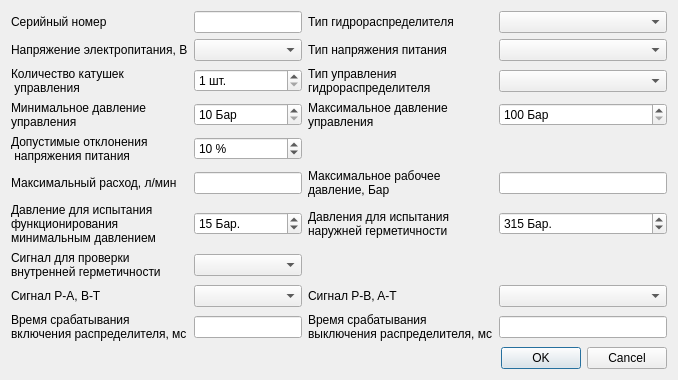
Before: the Qt Designer form hydro_title_info.ui in firef0xff/SSHGS01, drawn with Qt 5.
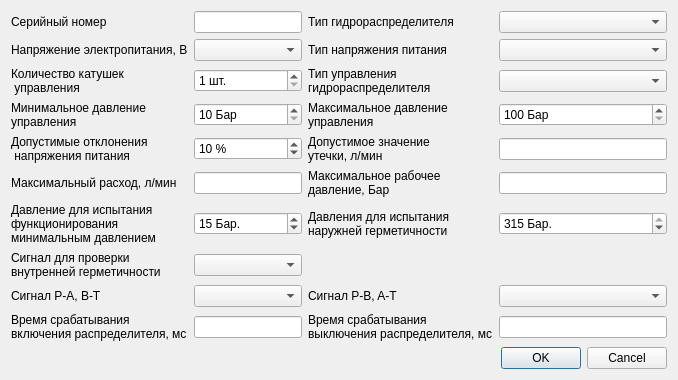
After: the same form once the commit is applied.

Patch:
```diff
--- a/hydro_title_info.ui
+++ b/hydro_title_info.ui
@@ -119,7 +119,7 @@
         <number>10</number>
        </property>
        <property name="maximum">
-        <number>400</number>
+        <number>315</number>
        </property>
        <property name="value">
         <number>315</number>
@@ -494,6 +494,21 @@
        </property>
       </widget>
      </item>
+     <item row="6" column="2">
+      <widget class="QLabel" name="l_lost">
+       <property name="text">
+        <string>Допустимое значение
+утечки, л/мин</string>
+       </property>
+      </widget>
+     </item>
+     <item row="6" column="3">
+      <widget class="QLineEdit" name="Lost">
+       <property name="toolTip">
+        <string>0,01..10  л/мин.</string>
+       </property>
+      </widget>
+     </item>
     </layout>
    </item>
    <item>
```
Left out of the diff: 6 changed lines with no effect on the pictures.
